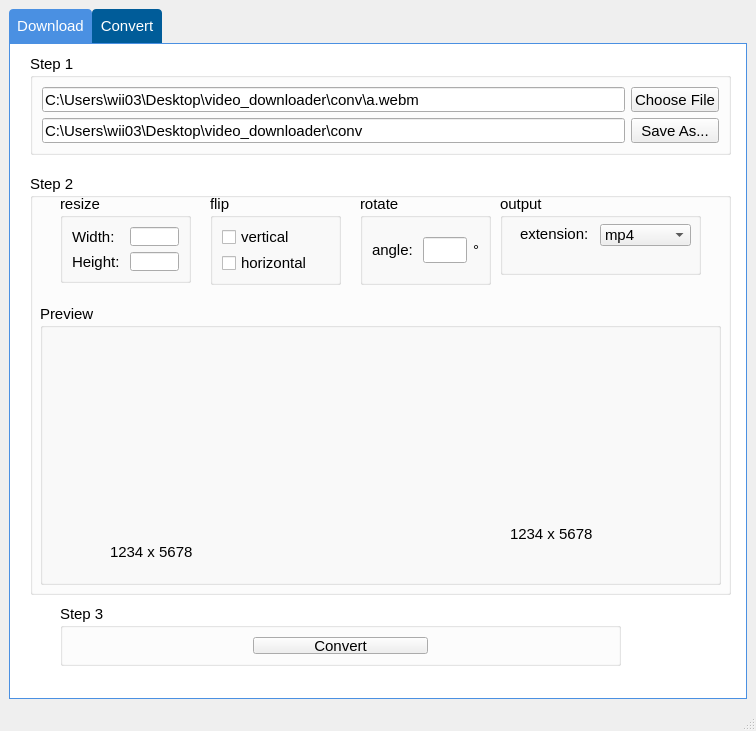
Above: mainwindow.ui from Alone0506/yt_dlp_GUI before the change. Below: the same form after it.
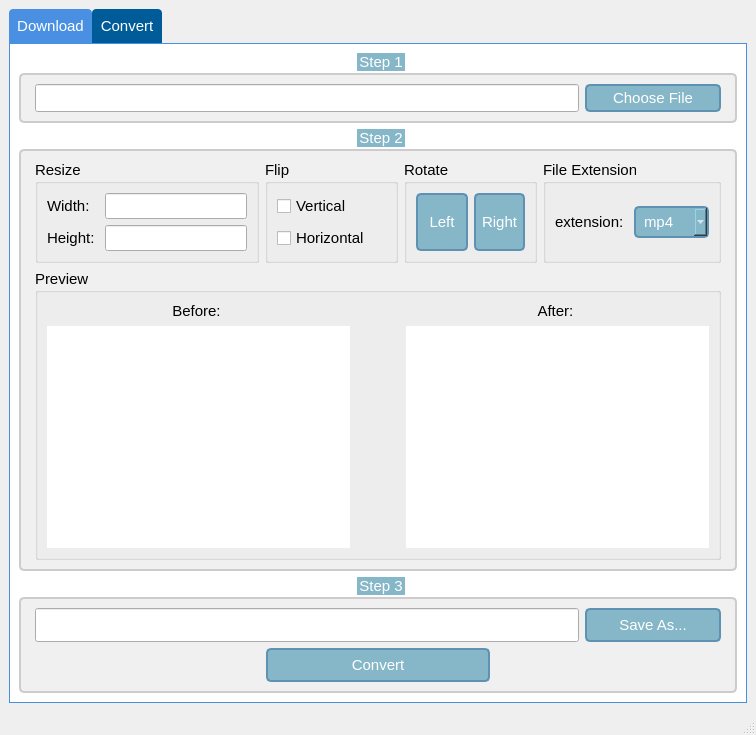
That is the form after the change. The open tabs and pages were chosen to show the change. Icons and pictures are not drawn.

Commit message: finished the convert tab

What changed in the file:
```diff
--- a/mainwindow.ui
+++ b/mainwindow.ui
@@ -7,7 +7,7 @@
     <x>0</x>
     <y>0</y>
     <width>756</width>
-    <height>731</height>
+    <height>735</height>
    </rect>
   </property>
   <property name="font">
@@ -742,18 +742,69 @@
          <pointsize>11</pointsize>
         </font>
        </property>
+       <property name="styleSheet">
+        <string notr="true">QPushButton {
+	background-color:rgb(134,183,200);
+	border:2px solid #5F92B2;
+	border-radius:5px;
+	color:white
+}
+QPushButton:hover{
+	background-color:rgb(0,130,150);
+	border:2px solid #5F92B2;
+	border-radius:5px;
+	color:white;
+}
+QPushButton:hover:pressed{
+	background-color:rgb(85,170,255); 
+	border:2px solid #3C80B1;
+	border-radius:5px;
+	color:white;
+}
+
+QComboBox {
+    background-color: rgb(134,183,200);
+    color: #ffffff;
+    border: 2px solid #5F92B2;
+    border-radius: 5px;            /* 邊框圓角 */
+    padding: 4px 8px;              /* 內邊距 */
+}
+QComboBox:hover {
+    background-color: rgb(0,130,150);
+    color: #ffffff;
+    border: 2px solid #5F92B2;
+}
+QComboBox::drop-down {
+    subcontrol-origin: padding;
+    subcontrol-position: top right;
+    width: 13px;
+}
+
+#before_lbl, #after_lbl {
+	background-color: white;
+}
+
+#convert_step1_gb, #convert_step2_gb, #convert_step3_gb{
+    background-color: rgb(240,240,240); /* 設置QGroupBox的背景顏色 */
+    border: 2px solid #CCCCCC;          /* 設置邊框顏色和寬度 */
+	padding: 0 5px;                     /* 標題的內邊距 */
+    border-radius: 5px;                 /* 設置邊框圓角 */
+    margin-top: 20px;                   /* 設置頂部邊距以便標題顯示 */
+}
+
+#convert_step1_gb:title, #convert_step2_gb::title, #convert_step3_gb:title {
+    subcontrol-origin: margin;          /* 標題的基準點是邊距 */
+    subcontrol-position: top center;    /* 標題的位置 */
+    background-color: rgb(134,183,200); /* 設置標題背景顏色 */
+    color: white;                       /* 設置標題文字顏色 */
+}</string>
+       </property>
        <attribute name="title">
         <string>Convert</string>
        </attribute>
-       <widget class="QGroupBox" name="groupBox">
-        <property name="geometry">
-         <rect>
-          <x>20</x>
-          <y>10</y>
-          <width>701</width>
-          <height>101</height>
-         </rect>
-        </property>
+       <layout class="QVBoxLayout" name="verticalLayout_7" stretch="3,19,5">
+        <item>
+         <widget class="QGroupBox" name="convert_step1_gb">
         <property name="font">
          <font>
           <family>Arial</family>
@@ -763,9 +814,34 @@
         <property name="title">
          <string>Step 1</string>
         </property>
-        <layout class="QGridLayout" name="gridLayout_8">
-         <item row="0" column="1">
+          <layout class="QHBoxLayout" name="horizontalLayout_8" stretch="4,1">
+           <item>
+            <widget class="QLineEdit" name="video_path_lineedit">
+             <property name="sizePolicy">
+              <sizepolicy hsizetype="Preferred" vsizetype="Preferred">
+               <horstretch>0</horstretch>
+               <verstretch>0</verstretch>
+              </sizepolicy>
+             </property>
+             <property name="font">
+              <font>
+               <family>Arial</family>
+               <pointsize>11</pointsize>
+              </font>
+             </property>
+             <property name="text">
+              <string/>
+             </property>
+            </widget>
+           </item>
+           <item>
           <widget class="QPushButton" name="choose_file_btn">
+             <property name="sizePolicy">
+              <sizepolicy hsizetype="Preferred" vsizetype="Preferred">
+               <horstretch>0</horstretch>
+               <verstretch>0</verstretch>
+              </sizepolicy>
+             </property>
            <property name="font">
             <font>
              <family>Arial</family>
@@ -777,56 +853,11 @@
            </property>
           </widget>
          </item>
-         <item row="0" column="0">
-          <widget class="QLineEdit" name="video_path_lineedit">
-           <property name="font">
-            <font>
-             <family>Arial</family>
-             <pointsize>11</pointsize>
-            </font>
-           </property>
-           <property name="text">
-            <string>C:\Users\wii03\Desktop\video_downloader\conv\a.webm</string>
-           </property>
-          </widget>
-         </item>
-         <item row="1" column="1">
-          <widget class="QPushButton" name="save_as_btn">
-           <property name="font">
-            <font>
-             <family>Arial</family>
-             <pointsize>11</pointsize>
-            </font>
-           </property>
-           <property name="text">
-            <string>Save As...</string>
-           </property>
-          </widget>
-         </item>
-         <item row="1" column="0">
-          <widget class="QLineEdit" name="video_save_as_lineedit">
-           <property name="font">
-            <font>
-             <family>Arial</family>
-             <pointsize>11</pointsize>
-            </font>
-           </property>
-           <property name="text">
-            <string>C:\Users\wii03\Desktop\video_downloader\conv</string>
-           </property>
-          </widget>
-         </item>
-        </layout>
-       </widget>
-       <widget class="QGroupBox" name="groupBox_2">
-        <property name="geometry">
-         <rect>
-          <x>20</x>
-          <y>130</y>
-          <width>701</width>
-          <height>421</height>
-         </rect>
-        </property>
+          </layout>
+         </widget>
+        </item>
+        <item>
+         <widget class="QGroupBox" name="convert_step2_gb">
         <property name="font">
          <font>
           <family>Arial</family>
@@ -836,154 +867,19 @@
         <property name="title">
          <string>Step 2</string>
         </property>
-        <widget class="QGroupBox" name="flip_groupbox">
-         <property name="geometry">
-          <rect>
-           <x>180</x>
-           <y>20</y>
-           <width>131</width>
-           <height>91</height>
-          </rect>
-         </property>
-         <property name="font">
-          <font>
-           <family>Arial</family>
-           <pointsize>11</pointsize>
-          </font>
-         </property>
-         <property name="autoFillBackground">
-          <bool>false</bool>
-         </property>
-         <property name="title">
-          <string>flip</string>
-         </property>
-         <property name="checkable">
-          <bool>false</bool>
-         </property>
-         <property name="checked">
-          <bool>false</bool>
-         </property>
-         <layout class="QVBoxLayout" name="verticalLayout_2">
+          <layout class="QVBoxLayout" name="verticalLayout_8" stretch="1,4">
           <item>
-           <widget class="QCheckBox" name="vertical_checkbox">
-            <property name="font">
-             <font>
-              <family>Arial</family>
-              <pointsize>11</pointsize>
-             </font>
-            </property>
-            <property name="text">
-             <string>vertical</string>
-            </property>
-           </widget>
-          </item>
+            <layout class="QHBoxLayout" name="horizontalLayout_9">
           <item>
-           <widget class="QCheckBox" name="horizontal_checkbox">
+              <widget class="QGroupBox" name="resize_gb">
             <property name="font">
              <font>
               <family>Arial</family>
               <pointsize>11</pointsize>
              </font>
             </property>
-            <property name="text">
-             <string>horizontal</string>
-            </property>
-           </widget>
-          </item>
-         </layout>
-        </widget>
-        <widget class="QGroupBox" name="rotate_groupbox">
-         <property name="geometry">
-          <rect>
-           <x>330</x>
-           <y>20</y>
-           <width>131</width>
-           <height>91</height>
-          </rect>
-         </property>
-         <property name="font">
-          <font>
-           <family>Arial</family>
-           <pointsize>11</pointsize>
-          </font>
-         </property>
          <property name="title">
-          <string>rotate</string>
-         </property>
-         <property name="flat">
-          <bool>false</bool>
-         </property>
-         <property name="checkable">
-          <bool>false</bool>
-         </property>
-         <property name="checked">
-          <bool>false</bool>
-         </property>
-         <layout class="QHBoxLayout" name="horizontalLayout_3">
-          <item>
-           <widget class="QLabel" name="label_7">
-            <property name="font">
-             <font>
-              <family>Arial</family>
-              <pointsize>11</pointsize>
-             </font>
-            </property>
-            <property name="text">
-             <string>angle: </string>
-            </property>
-           </widget>
-          </item>
-          <item>
-           <widget class="QLineEdit" name="angle_lineedit">
-            <property name="font">
-             <font>
-              <family>Arial</family>
-              <pointsize>11</pointsize>
-             </font>
-            </property>
-            <property name="maxLength">
-             <number>3</number>
-            </property>
-            <property name="placeholderText">
-             <string/>
-            </property>
-            <property name="clearButtonEnabled">
-             <bool>false</bool>
-            </property>
-           </widget>
-          </item>
-          <item>
-           <widget class="QLabel" name="label_6">
-            <property name="font">
-             <font>
-              <family>Arial</family>
-              <pointsize>11</pointsize>
-             </font>
-            </property>
-            <property name="text">
-             <string>°</string>
-            </property>
-           </widget>
-          </item>
-         </layout>
-        </widget>
-        <widget class="QGroupBox" name="resize_groupbox">
-         <property name="geometry">
-          <rect>
-           <x>30</x>
-           <y>20</y>
-           <width>131</width>
-           <height>89</height>
-          </rect>
-         </property>
-         <property name="font">
-          <font>
-           <family>Arial</family>
-           <pointsize>11</pointsize>
-          </font>
-         </property>
-         <property name="title">
-          <string>resize</string>
+                <string>Resize</string>
          </property>
          <property name="checkable">
           <bool>false</bool>
@@ -1007,6 +903,12 @@
           </item>
           <item row="0" column="1">
            <widget class="QLineEdit" name="width_lineedit">
+                  <property name="sizePolicy">
+                   <sizepolicy hsizetype="Preferred" vsizetype="Preferred">
+                    <horstretch>0</horstretch>
+                    <verstretch>0</verstretch>
+                   </sizepolicy>
+                  </property>
             <property name="font">
              <font>
               <family>Arial</family>
@@ -1033,6 +935,12 @@
           </item>
           <item row="1" column="1">
            <widget class="QLineEdit" name="height_lineedit">
+                  <property name="sizePolicy">
+                   <sizepolicy hsizetype="Preferred" vsizetype="Preferred">
+                    <horstretch>0</horstretch>
+                    <verstretch>0</verstretch>
+                   </sizepolicy>
+                  </property>
             <property name="font">
              <font>
               <family>Arial</family>
@@ -1046,32 +954,116 @@
           </item>
          </layout>
         </widget>
-        <widget class="QGroupBox" name="schematic_groupbox">
-         <property name="geometry">
-          <rect>
-           <x>10</x>
-           <y>130</y>
-           <width>681</width>
-           <height>281</height>
-          </rect>
-         </property>
+             </item>
+             <item>
+              <widget class="QGroupBox" name="flip_gb">
+               <property name="font">
+                <font>
+                 <family>Arial</family>
+                 <pointsize>11</pointsize>
+                </font>
+               </property>
+               <property name="autoFillBackground">
+                <bool>false</bool>
+               </property>
+               <property name="title">
+                <string>Flip</string>
+               </property>
+               <property name="checkable">
+                <bool>false</bool>
+               </property>
+               <property name="checked">
+                <bool>false</bool>
+               </property>
+               <layout class="QVBoxLayout" name="verticalLayout_2">
+                <item>
+                 <widget class="QCheckBox" name="vertical_checkbox">
+                  <property name="sizePolicy">
+                   <sizepolicy hsizetype="Preferred" vsizetype="Preferred">
+                    <horstretch>0</horstretch>
+                    <verstretch>0</verstretch>
+                   </sizepolicy>
+                  </property>
          <property name="font">
           <font>
            <family>Arial</family>
            <pointsize>11</pointsize>
           </font>
          </property>
+                  <property name="text">
+                   <string>Vertical</string>
+                  </property>
+                 </widget>
+                </item>
+                <item>
+                 <widget class="QCheckBox" name="horizontal_checkbox">
+                  <property name="sizePolicy">
+                   <sizepolicy hsizetype="Preferred" vsizetype="Preferred">
+                    <horstretch>0</horstretch>
+                    <verstretch>0</verstretch>
+                   </sizepolicy>
+                  </property>
+                  <property name="font">
+                   <font>
+                    <family>Arial</family>
+                    <pointsize>11</pointsize>
+                   </font>
+                  </property>
+                  <property name="text">
+                   <string>Horizontal</string>
+                  </property>
+                 </widget>
+                </item>
+               </layout>
+              </widget>
+             </item>
+             <item>
+              <widget class="QGroupBox" name="rotate_gb">
+               <property name="font">
+                <font>
+                 <family>Arial</family>
+                 <pointsize>11</pointsize>
+                </font>
+               </property>
          <property name="title">
-          <string>Preview</string>
-         </property>
-         <widget class="QLabel" name="before_lbl">
-          <property name="geometry">
-           <rect>
-            <x>10</x>
-            <y>30</y>
-            <width>260</width>
-            <height>192</height>
-           </rect>
+                <string>Rotate</string>
+               </property>
+               <property name="flat">
+                <bool>false</bool>
+               </property>
+               <property name="checkable">
+                <bool>false</bool>
+               </property>
+               <property name="checked">
+                <bool>false</bool>
+               </property>
+               <layout class="QHBoxLayout" name="horizontalLayout_3">
+                <item>
+                 <widget class="QPushButton" name="left_rotate_btn">
+                  <property name="sizePolicy">
+                   <sizepolicy hsizetype="Preferred" vsizetype="Preferred">
+                    <horstretch>0</horstretch>
+                    <verstretch>0</verstretch>
+                   </sizepolicy>
+                  </property>
+                  <property name="font">
+                   <font>
+                    <family>Arial</family>
+                    <pointsize>11</pointsize>
+                   </font>
+                  </property>
+                  <property name="text">
+                   <string>Left</string>
+                  </property>
+                 </widget>
+                </item>
+                <item>
+                 <widget class="QPushButton" name="right_rotate_btn">
+                  <property name="sizePolicy">
+                   <sizepolicy hsizetype="Preferred" vsizetype="Preferred">
+                    <horstretch>0</horstretch>
+                    <verstretch>0</verstretch>
+                   </sizepolicy>
           </property>
           <property name="font">
            <font>
@@ -1083,98 +1075,15 @@
            <string notr="true"/>
           </property>
           <property name="text">
-           <string/>
-          </property>
-         </widget>
-         <widget class="QLabel" name="label_8">
-          <property name="geometry">
-           <rect>
-            <x>300</x>
-            <y>100</y>
-            <width>31</width>
-            <height>31</height>
-           </rect>
-          </property>
-          <property name="font">
-           <font>
-            <family>Arial</family>
-            <pointsize>11</pointsize>
-           </font>
-          </property>
-          <property name="styleSheet">
-           <string notr="true">border-image: url(:/icons/icons/arrow-32.png);</string>
-          </property>
-          <property name="text">
-           <string/>
-          </property>
-         </widget>
-         <widget class="QLabel" name="after_lbl">
-          <property name="geometry">
-           <rect>
-            <x>370</x>
-            <y>30</y>
-            <width>260</width>
-            <height>192</height>
-           </rect>
-          </property>
-          <property name="font">
-           <font>
-            <family>Arial</family>
-            <pointsize>11</pointsize>
-           </font>
-          </property>
-          <property name="text">
-           <string/>
-          </property>
-         </widget>
-         <widget class="QLabel" name="before_size_lbl">
-          <property name="geometry">
-           <rect>
-            <x>70</x>
-            <y>240</y>
-            <width>91</width>
-            <height>16</height>
-           </rect>
-          </property>
-          <property name="font">
-           <font>
-            <family>Arial</family>
-            <pointsize>11</pointsize>
-           </font>
-          </property>
-          <property name="text">
-           <string>1234 x 5678</string>
-          </property>
-         </widget>
-         <widget class="QLabel" name="after_size_lbl">
-          <property name="geometry">
-           <rect>
-            <x>470</x>
-            <y>220</y>
-            <width>91</width>
-            <height>20</height>
-           </rect>
-          </property>
-          <property name="font">
-           <font>
-            <family>Arial</family>
-            <pointsize>11</pointsize>
-           </font>
-          </property>
-          <property name="text">
-           <string>1234 x 5678</string>
-          </property>
-         </widget>
-        </widget>
-        <widget class="QGroupBox" name="groupBox_3">
-         <property name="geometry">
-          <rect>
-           <x>470</x>
-           <y>20</y>
-           <width>201</width>
-           <height>81</height>
-          </rect>
-         </property>
+                   <string>Right</string>
+                  </property>
+                 </widget>
+                </item>
+               </layout>
+              </widget>
+             </item>
+             <item>
+              <widget class="QGroupBox" name="ext_gb">
          <property name="font">
           <font>
            <family>Arial</family>
@@ -1182,16 +1091,29 @@
           </font>
          </property>
          <property name="title">
-          <string>output</string>
-         </property>
+                <string>File Extension</string>
+               </property>
+               <layout class="QHBoxLayout" name="horizontalLayout_5">
+                <item>
+                 <widget class="QLabel" name="label_3">
+                  <property name="font">
+                   <font>
+                    <family>Arial</family>
+                    <pointsize>11</pointsize>
+                   </font>
+                  </property>
+                  <property name="text">
+                   <string>extension: </string>
+                  </property>
+                 </widget>
+                </item>
+                <item>
          <widget class="QComboBox" name="ext_combobox">
-          <property name="geometry">
-           <rect>
-            <x>100</x>
-            <y>30</y>
-            <width>91</width>
-            <height>22</height>
-           </rect>
+                  <property name="sizePolicy">
+                   <sizepolicy hsizetype="Preferred" vsizetype="Fixed">
+                    <horstretch>0</horstretch>
+                    <verstretch>0</verstretch>
+                   </sizepolicy>
           </property>
           <property name="font">
            <font>
@@ -1254,42 +1176,142 @@
             <string>vob</string>
            </property>
           </item>
+                 </widget>
+                </item>
+               </layout>
+              </widget>
+             </item>
+            </layout>
+           </item>
           <item>
+            <widget class="QGroupBox" name="preview_gb">
+             <property name="font">
+              <font>
+               <family>Arial</family>
+               <pointsize>11</pointsize>
+              </font>
+             </property>
+             <property name="title">
+              <string>Preview</string>
+             </property>
+             <layout class="QHBoxLayout" name="horizontalLayout_6" stretch="7,1,7">
+              <item>
+               <layout class="QVBoxLayout" name="verticalLayout_4" stretch="0,8">
+                <item>
+                 <widget class="QLabel" name="before_size_lbl">
+                  <property name="font">
+                   <font>
+                    <family>Arial</family>
+                    <pointsize>11</pointsize>
+                   </font>
+                  </property>
            <property name="text">
-            <string>gif</string>
-           </property>
-          </item>
-         </widget>
-         <widget class="QLabel" name="label_3">
-          <property name="geometry">
-           <rect>
-            <x>20</x>
-            <y>30</y>
-            <width>71</width>
-            <height>20</height>
-           </rect>
-          </property>
+                   <string>Before: </string>
+                  </property>
+                  <property name="alignment">
+                   <set>Qt::AlignCenter</set>
+                  </property>
+                 </widget>
+                </item>
+                <item>
+                 <widget class="QLabel" name="before_lbl">
+                  <property name="font">
+                   <font>
+                    <family>Arial</family>
+                    <pointsize>11</pointsize>
+                   </font>
+                  </property>
+                  <property name="styleSheet">
+                   <string notr="true"/>
+                  </property>
+                  <property name="text">
+                   <string/>
+                  </property>
+                  <property name="alignment">
+                   <set>Qt::AlignCenter</set>
+                  </property>
+                 </widget>
+                </item>
+               </layout>
+              </item>
+              <item>
+               <layout class="QVBoxLayout" name="verticalLayout_5" stretch="5,2,5">
+                <item>
+                 <widget class="QLabel" name="label_7">
+                  <property name="text">
+                   <string/>
+                  </property>
+                 </widget>
+                </item>
+                <item>
+                 <widget class="QLabel" name="label_8">
           <property name="font">
            <font>
             <family>Arial</family>
             <pointsize>11</pointsize>
            </font>
           </property>
+                  <property name="styleSheet">
+                   <string notr="true">border-image: url(:/icons/icons/arrow-32.png);</string>
+                  </property>
           <property name="text">
-           <string>extension: </string>
-          </property>
-         </widget>
-        </widget>
-       </widget>
-       <widget class="QGroupBox" name="groupBox_7">
-        <property name="geometry">
-         <rect>
-          <x>50</x>
-          <y>560</y>
-          <width>561</width>
-          <height>62</height>
-         </rect>
-        </property>
+                   <string/>
+                  </property>
+                 </widget>
+                </item>
+                <item>
+                 <widget class="QLabel" name="label_6">
+                  <property name="text">
+                   <string/>
+                  </property>
+                 </widget>
+                </item>
+               </layout>
+              </item>
+              <item>
+               <layout class="QVBoxLayout" name="verticalLayout_3" stretch="0,8">
+                <item>
+                 <widget class="QLabel" name="after_size_lbl">
+                  <property name="font">
+                   <font>
+                    <family>Arial</family>
+                    <pointsize>11</pointsize>
+                   </font>
+                  </property>
+                  <property name="text">
+                   <string>After: </string>
+                  </property>
+                  <property name="alignment">
+                   <set>Qt::AlignCenter</set>
+                  </property>
+                 </widget>
+                </item>
+                <item>
+                 <widget class="QLabel" name="after_lbl">
+                  <property name="font">
+                   <font>
+                    <family>Arial</family>
+                    <pointsize>11</pointsize>
+                   </font>
+                  </property>
+                  <property name="text">
+                   <string/>
+                  </property>
+                  <property name="alignment">
+                   <set>Qt::AlignCenter</set>
+                  </property>
+                 </widget>
+                </item>
+               </layout>
+              </item>
+             </layout>
+            </widget>
+           </item>
+          </layout>
+         </widget>
+        </item>
+        <item>
+         <widget class="QGroupBox" name="convert_step3_gb">
         <property name="font">
          <font>
           <family>Arial</family>
@@ -1299,7 +1321,51 @@
         <property name="title">
          <string>Step 3</string>
         </property>
-        <layout class="QHBoxLayout" name="horizontalLayout_4">
+          <layout class="QVBoxLayout" name="verticalLayout_6">
+           <item>
+            <layout class="QHBoxLayout" name="horizontalLayout_4" stretch="4,1">
+             <item>
+              <widget class="QLineEdit" name="video_save_as_lineedit">
+               <property name="sizePolicy">
+                <sizepolicy hsizetype="Preferred" vsizetype="Preferred">
+                 <horstretch>0</horstretch>
+                 <verstretch>0</verstretch>
+                </sizepolicy>
+               </property>
+               <property name="font">
+                <font>
+                 <family>Arial</family>
+                 <pointsize>11</pointsize>
+                </font>
+               </property>
+               <property name="text">
+                <string/>
+               </property>
+              </widget>
+             </item>
+             <item>
+              <widget class="QPushButton" name="save_as_btn">
+               <property name="sizePolicy">
+                <sizepolicy hsizetype="Preferred" vsizetype="Preferred">
+                 <horstretch>0</horstretch>
+                 <verstretch>0</verstretch>
+                </sizepolicy>
+               </property>
+               <property name="font">
+                <font>
+                 <family>Arial</family>
+                 <pointsize>11</pointsize>
+                </font>
+               </property>
+               <property name="text">
+                <string>Save As...</string>
+               </property>
+              </widget>
+             </item>
+            </layout>
+           </item>
+           <item>
+            <layout class="QHBoxLayout" name="horizontalLayout_7">
          <item>
           <widget class="QLabel" name="label_14">
            <property name="font">
@@ -1315,6 +1381,15 @@
          </item>
          <item>
           <widget class="QPushButton" name="convert_btn">
+               <property name="enabled">
+                <bool>false</bool>
+               </property>
+               <property name="sizePolicy">
+                <sizepolicy hsizetype="Preferred" vsizetype="Preferred">
+                 <horstretch>0</horstretch>
+                 <verstretch>0</verstretch>
+                </sizepolicy>
+               </property>
            <property name="font">
             <font>
              <family>Arial</family>
@@ -1340,7 +1415,11 @@
           </widget>
          </item>
         </layout>
-       </widget>
+           </item>
+          </layout>
+         </widget>
+        </item>
+       </layout>
       </widget>
      </widget>
     </item>
```
Left out of the diff: 161 changed lines with no effect on the pictures. Lines whose indentation alone changed are shown as unchanged. The commit also changes 5 other files.
